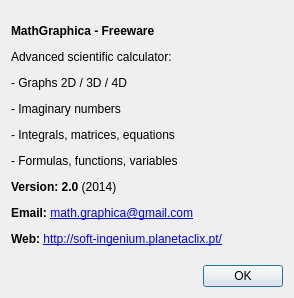
The window that gui/about_gui.ui (joaodeus/mathgraphica) describes before a commit, drawn with Qt 5.
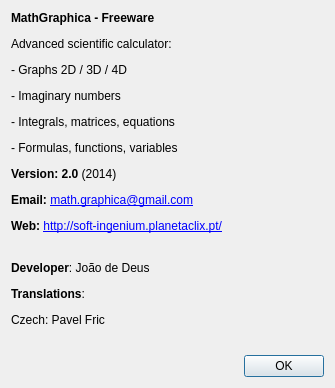
The same window after the commit. Icons and pictures are not drawn.

Commit message: Add czech translation Add portuguese translation - wip Code cleanup

Diff of the .ui file:
```diff
--- a/gui/about_gui.ui
+++ b/gui/about_gui.ui
@@ -6,8 +6,8 @@
    <rect>
     <x>0</x>
     <y>0</y>
-    <width>294</width>
-    <height>298</height>
+    <width>335</width>
+    <height>388</height>
    </rect>
   </property>
   <property name="windowTitle">
@@ -21,6 +21,13 @@
    <double>1.000000000000000</double>
   </property>
   <layout class="QGridLayout" name="gridLayout">
+   <item row="3" column="0">
+    <widget class="QLabel" name="label_2">
+     <property name="text">
+      <string>&lt;html&gt;&lt;head/&gt;&lt;body&gt;&lt;p&gt;&lt;span style=&quot; font-weight:600;&quot;&gt;Developer&lt;/span&gt;: João de Deus&lt;/p&gt;&lt;p&gt;&lt;span style=&quot; font-weight:600;&quot;&gt;Translations&lt;/span&gt;:&lt;/p&gt;&lt;p&gt;Czech: Pavel Fric&lt;/p&gt;&lt;/body&gt;&lt;/html&gt;</string>
+     </property>
+    </widget>
+   </item>
    <item row="0" column="0">
     <widget class="QLabel" name="label">
      <property name="sizePolicy">
@@ -34,7 +41,7 @@
      </property>
     </widget>
    </item>
-   <item row="1" column="0">
+   <item row="4" column="0">
     <widget class="QDialogButtonBox" name="buttonBox">
      <property name="orientation">
       <enum>Qt::Horizontal</enum>
```
The commit also changes 8 other files.
